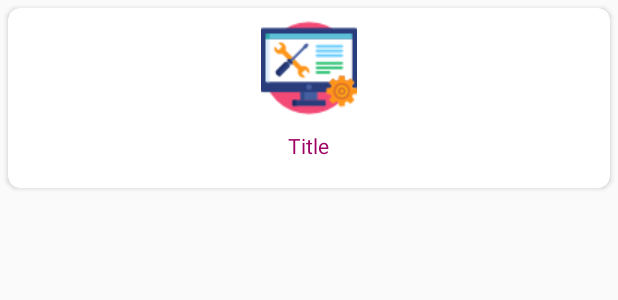
After one commit to tsfapps/Listifo, an Android app: the layout model_main.xml on its own in the app's theme, with its tools: preview values and no code run, on a phone screen of 412 x 824 dp. The commit adds this screen. Shown: the top 300 px of the screen. Run offline under Robolectric (Android 15) with nearby library versions, the phone set to English and light mode, and no system bars.

Commit message:
model_main xml file created

```diff
--- a/app/build.gradle
+++ b/app/build.gradle
@@ -28,4 +28,5 @@ dependencies {
     androidTestImplementation 'com.android.support.test.espresso:espresso-core:3.0.2'
     implementation 'com.android.support:design:28.0.0'
     implementation 'com.android.support:cardview-v7:28.0.0'
+    implementation 'com.android.support:recyclerview-v7:28.0.0'
 }
--- /dev/null
+++ b/app/src/main/res/layout/model_main.xml
@@ -0,0 +1,38 @@
+<?xml version="1.0" encoding="utf-8"?>
+
+
+<LinearLayout
+    android:orientation="horizontal"
+    xmlns:android="http://schemas.android.com/apk/res/android"
+    android:layout_width="match_parent"
+    android:layout_height="wrap_content"
+    xmlns:app="http://schemas.android.com/apk/res-auto">
+    <android.support.v7.widget.CardView
+        android:layout_margin="5dp"
+        android:layout_width="0dp"
+        android:layout_height="120dp"
+        android:elevation="20dp"
+        app:cardCornerRadius="8dp"
+        android:layout_weight="1">
+<LinearLayout
+    android:gravity="center"
+    android:orientation="vertical"
+    android:layout_width="match_parent"
+    android:layout_height="match_parent">
+<ImageView
+    android:id="@+id/iv_rec_icon"
+    android:src="@drawable/ic_status"
+    android:layout_width="wrap_content"
+    android:layout_height="wrap_content"
+    />
+    <TextView
+        android:id="@+id/tv_rec_icon"
+        android:text="Title"
+        android:textColor="@color/colorPrimary"
+        android:textSize="14sp"
+        android:layout_margin="10dp"
+        android:layout_width="wrap_content"
+        android:layout_height="wrap_content" />
+</LinearLayout>
+    </android.support.v7.widget.CardView>
+</LinearLayout>
--- a/app/src/main/res/values/colors.xml
+++ b/app/src/main/res/values/colors.xml
@@ -1,7 +1,7 @@
 <?xml version="1.0" encoding="utf-8"?>
 <resources>
-    <color name="colorPrimary">#008577</color>
-    <color name="colorPrimaryDark">#00574B</color>
+    <color name="colorPrimary">#9e0262</color>
+    <color name="colorPrimaryDark">#9e0262</color>
     <color name="colorAccent">#D81B60</color>
 
 
--- a/build.gradle
+++ b/build.gradle
@@ -7,7 +7,7 @@ buildscript {
         jcenter()
     }
     dependencies {
-        classpath 'com.android.tools.build:gradle:3.2.0'
+        classpath 'com.android.tools.build:gradle:3.2.1'
 
 
         // NOTE: Do not place your application dependencies here; they belong
```
Also changed, not shown: app/src/main/res/drawable/ic_status.png (added).
